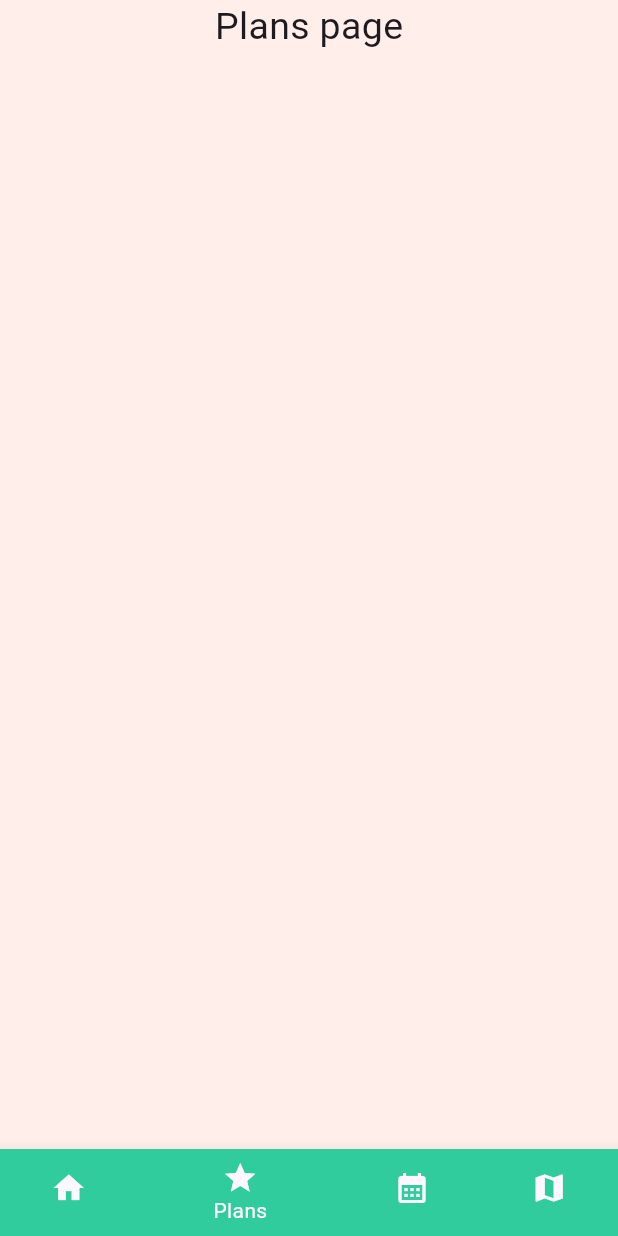
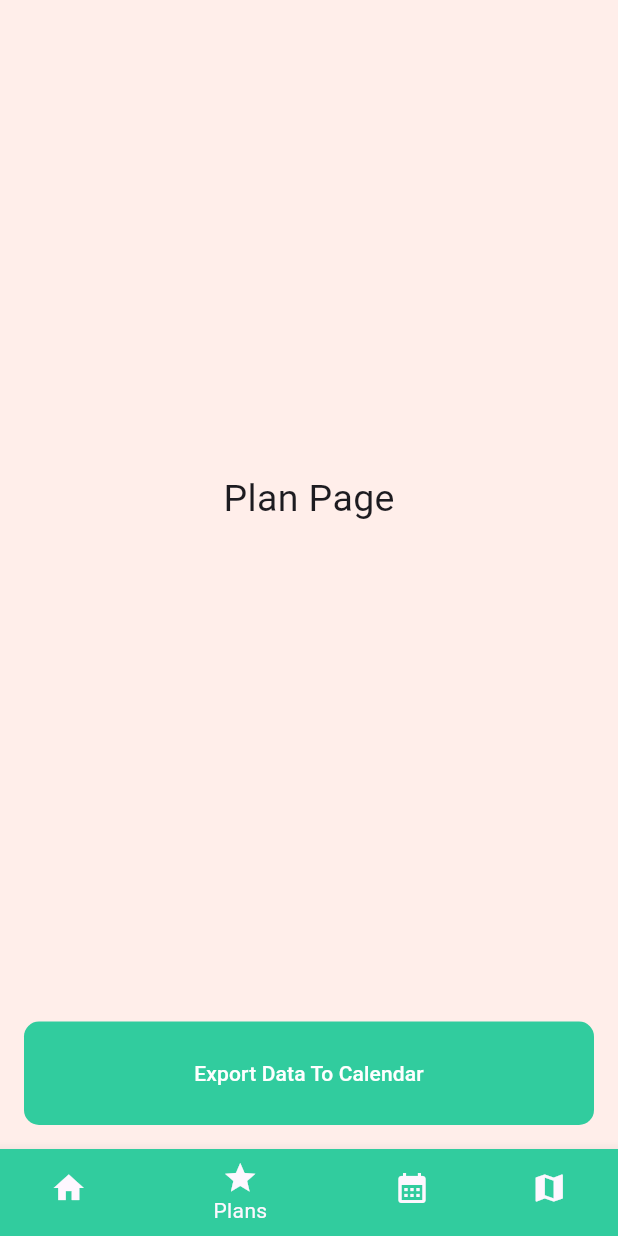
Before and after one commit to KamilTaras/tyskacz, a Flutter app: the screen it shows after launch, item 2 of the bottom bar chosen, on a phone screen of 412 x 824 dp. Run offline on Flutter 3.47's test engine with Material 3 defaults, Android fonts, the phone set to English and light mode, and no system bars; our stand-ins replace flutter_map, latlong2; missing offline and left inert: window_manager.

Commit message:
for debug pourposes

```diff
--- a/lib/Pages/NavBarPages/plansPage.dart
+++ b/lib/Pages/NavBarPages/plansPage.dart
@@ -6,11 +6,28 @@ class PlanPage extends StatelessWidget {
   @override
   Widget build(BuildContext context) {
     return Column(
+      mainAxisAlignment:
+          MainAxisAlignment.spaceBetween, // Adjusts the space distribution
       children: [
-        Center(
-          child: Text(
-            'Plans page',
-            style: TextStyle(fontSize: 25),
+        Expanded(
+          child: Center(
+            // Put other widgets that should be centered here
+            child: Text(
+              'Plan Page',
+              style: TextStyle(fontSize: 25),
+            ),
+          ),
+        ),
+        Padding(
+          padding: const EdgeInsets.all(16.0),
+          child: SizedBox(
+            height: 69,
+            width: double
+                .infinity, // Makes the button stretch to the width of the screen
+            child: FilledButton(
+              onPressed: () {}, //TODO: Fill for export
+              child: const Text("Export Data To Calendar"),
+            ),
           ),
         ),
       ],
```
Also changed, not shown: lib/DatabaseManagement/attractionInformation.dart (+6 -25 lines).
